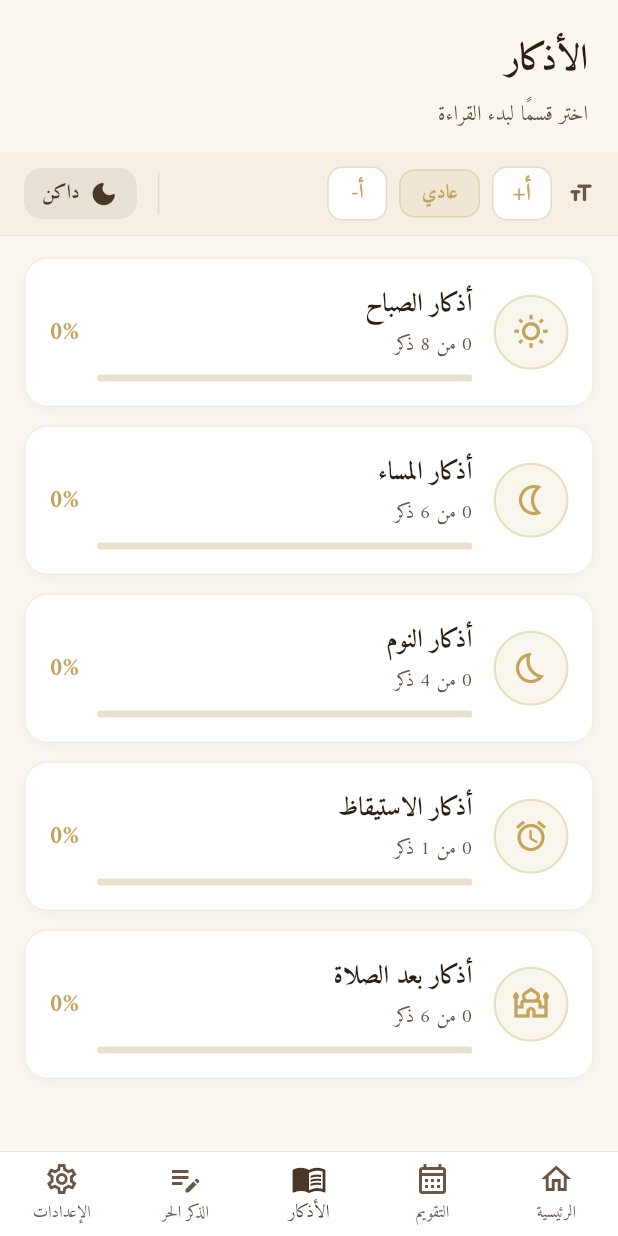
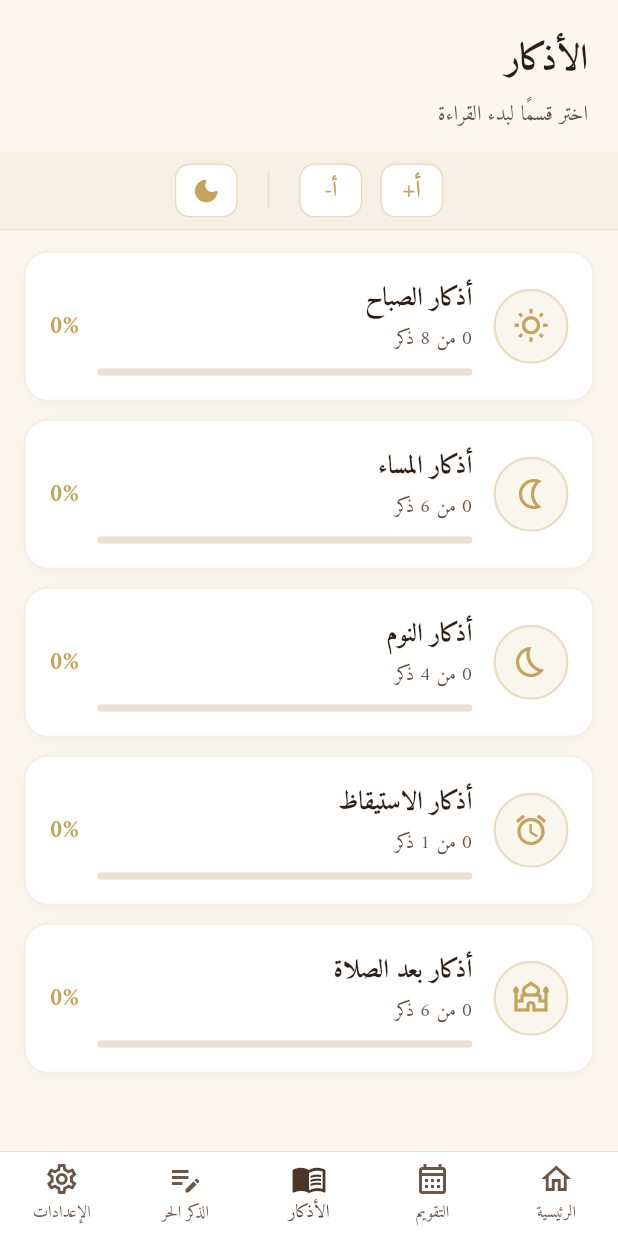
Before and after one commit to AlgeriaToGlobe/Adhkari-v2, a Flutter app: the screen it shows after launch, item 3 of the bottom bar chosen, on a phone screen of 412 x 824 dp. Run offline on Flutter 3.47's test engine with Material 3 defaults, Android fonts, the phone set to English and light mode, and no system bars; our stand-ins replace flutter_local_notifications, shared_preferences.

Commit message:
fix: simplify accessibility bar to icons-only, add floating progress bar
- Remove text labels from accessibility bar (keep only أ+/أ- and moon/sun icons)
- Fix app bar text overlap at large font sizes by disabling textScaler in FlexibleSpaceBar
- Replace static progress strip with floating sticky progress bar at screen bottom
  (always visible while scrolling for dopamine effect)
- Animated progress bar with smooth transitions
- Discrete design with count and percentage

https://claude.ai/code/session_01JA8Rj9S14JPzZfLfRcA68F

```diff
--- a/lib/widgets/accessibility_bar.dart
+++ b/lib/widgets/accessibility_bar.dart
@@ -3,8 +3,8 @@ import 'package:provider/provider.dart';
 import '../providers/settings_provider.dart';
 import '../theme/app_colors.dart';
 
-/// A compact accessibility toolbar for adhkar reading pages.
-/// Provides font size controls and dark/light mode toggle.
+/// A minimal accessibility toolbar for adhkar reading pages.
+/// Icons only: أ+ / أ- for font size, moon/sun for dark mode.
 class AccessibilityBar extends StatelessWidget {
   const AccessibilityBar({super.key});
 
@@ -15,7 +15,7 @@ class AccessibilityBar extends StatelessWidget {
     return Consumer<SettingsProvider>(
       builder: (context, settings, _) {
         return Container(
-          padding: const EdgeInsets.symmetric(horizontal: 16, vertical: 10),
+          padding: const EdgeInsets.symmetric(horizontal: 16, vertical: 8),
           decoration: BoxDecoration(
             color: dark ? AppColors.darkSurface : AppColors.beige,
             border: Border(
@@ -28,121 +28,66 @@ class AccessibilityBar extends StatelessWidget {
           child: Directionality(
             textDirection: TextDirection.rtl,
             child: Row(
+              mainAxisAlignment: MainAxisAlignment.center,
               children: [
-                // ── Font size section ──
-                Icon(
-                  Icons.format_size_rounded,
-                  size: 18,
-                  color: AppColors.textS(context),
-                ),
-                const SizedBox(width: 10),
-
-                // Increase button
-                _ControlButton(
+                // ── Font increase ──
+                _IconBtn(
                   onTap: settings.canIncrease
                       ? () => settings.increaseFontSize()
                       : null,
                   dark: dark,
-                  child: Text(
+                  enabled: settings.canIncrease,
+                  child: const Text(
                     'أ+',
+                    textDirection: TextDirection.rtl,
                     style: TextStyle(
                       fontFamily: 'Amiri',
                       fontSize: 16,
                       fontWeight: FontWeight.w700,
-                      color: settings.canIncrease
-                          ? AppColors.gold
-                          : AppColors.dividerC(context),
                     ),
                   ),
                 ),
-                const SizedBox(width: 8),
+                const SizedBox(width: 12),
 
-                // Current size label pill
-                Container(
-                  padding:
-                      const EdgeInsets.symmetric(horizontal: 14, vertical: 4),
-                  decoration: BoxDecoration(
-                    color: AppColors.gold.withValues(alpha: 0.12),
-                    borderRadius: BorderRadius.circular(10),
-                    border: Border.all(
-                      color: AppColors.gold.withValues(alpha: 0.3),
-                    ),
-                  ),
-                  child: Text(
-                    settings.fontSizeLabel,
-                    style: const TextStyle(
-                      fontFamily: 'Amiri',
-                      fontSize: 13,
-                      fontWeight: FontWeight.w700,
-                      color: AppColors.gold,
-                    ),
-                  ),
-                ),
-                const SizedBox(width: 8),
-
-                // Decrease button
-                _ControlButton(
+                // ── Font decrease ──
+                _IconBtn(
                   onTap: settings.canDecrease
                       ? () => settings.decreaseFontSize()
                       : null,
                   dark: dark,
-                  child: Text(
+                  enabled: settings.canDecrease,
+                  child: const Text(
                     'أ-',
+                    textDirection: TextDirection.rtl,
                     style: TextStyle(
                       fontFamily: 'Amiri',
                       fontSize: 14,
                       fontWeight: FontWeight.w700,
-                      color: settings.canDecrease
-                          ? AppColors.gold
-                          : AppColors.dividerC(context),
                     ),
                   ),
                 ),
 
-                const Spacer(),
+                const SizedBox(width: 20),
 
                 // ── Vertical divider ──
                 Container(
                   width: 1,
-                  height: 28,
+                  height: 24,
                   color: AppColors.dividerC(context),
                 ),
-                const SizedBox(width: 14),
 
-                // ── Dark mode toggle ──
-                GestureDetector(
+                const SizedBox(width: 20),
+
+                // ── Dark mode toggle (icon only) ──
+                _IconBtn(
                   onTap: () => settings.toggleDarkMode(),
-                  child: Container(
-                    padding:
-                        const EdgeInsets.symmetric(horizontal: 12, vertical: 6),
-                    decoration: BoxDecoration(
-                      color: dark
-                          ? AppColors.gold.withValues(alpha: 0.12)
-                          : AppColors.brown.withValues(alpha: 0.08),
-                      borderRadius: BorderRadius.circular(12),
-                    ),
-                    child: Row(
-                      mainAxisSize: MainAxisSize.min,
-                      children: [
-                        Icon(
-                          dark
-                              ? Icons.light_mode_rounded
-                              : Icons.dark_mode_rounded,
-                          size: 20,
-                          color: dark ? AppColors.gold : AppColors.brown,
-                        ),
-                        const SizedBox(width: 6),
-                        Text(
-                          dark ? 'فاتح' : 'داكن',
-                          style: TextStyle(
-                            fontFamily: 'Amiri',
-                            fontSize: 13,
-                            fontWeight: FontWeight.w700,
-                            color: dark ? AppColors.gold : AppColors.brown,
-                          ),
-                        ),
-                      ],
-                    ),
+                  dark: dark,
+                  enabled: true,
+                  child: Icon(
+                    dark
+                        ? Icons.light_mode_rounded
+                        : Icons.dark_mode_rounded,
+                    size: 20,
                   ),
                 ),
               ],
@@ -154,33 +99,45 @@ class AccessibilityBar extends StatelessWidget {
   }
 }
 
-class _ControlButton extends StatelessWidget {
+class _IconBtn extends StatelessWidget {
   final Widget child;
   final VoidCallback? onTap;
   final bool dark;
+  final bool enabled;
 
-  const _ControlButton({
+  const _IconBtn({
     required this.child,
     this.onTap,
     required this.dark,
+    required this.enabled,
   });
 
   @override
   Widget build(BuildContext context) {
+    final color = enabled ? AppColors.gold : AppColors.dividerC(context);
+
     return GestureDetector(
       onTap: onTap,
       child: Container(
-        width: 40,
+        width: 42,
         height: 36,
         alignment: Alignment.center,
         decoration: BoxDecoration(
           color: dark ? AppColors.darkCard : AppColors.white,
           borderRadius: BorderRadius.circular(10),
           border: Border.all(
-            color: dark ? AppColors.darkDivider : AppColors.divider,
+            color: enabled
+                ? AppColors.gold.withValues(alpha: 0.4)
+                : (dark ? AppColors.darkDivider : AppColors.divider),
           ),
         ),
-        child: child,
+        child: IconTheme(
+          data: IconThemeData(color: color),
+          child: DefaultTextStyle(
+            style: TextStyle(color: color),
+            child: child,
+          ),
+        ),
       ),
     );
   }
```
Also changed, not shown: lib/screens/adhkar_list_screen.dart (+131 -68 lines).
